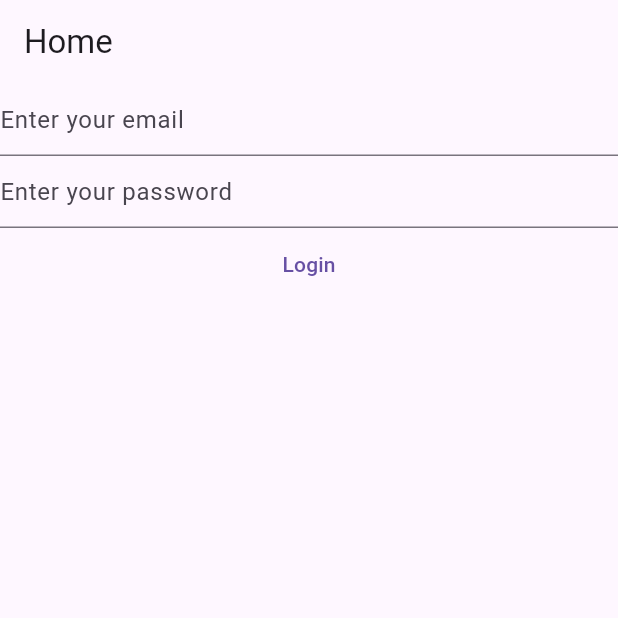
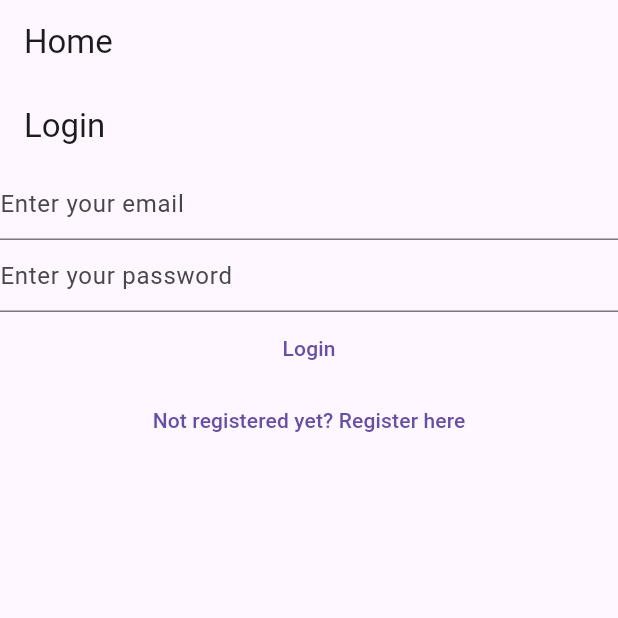
Before and after one commit to arya-vats/flutterIntro-myapp, a Flutter app: the screen it shows after launch, on a phone screen of 412 x 824 dp, the top half of it. Run offline on Flutter 3.47's test engine with Material 2 defaults, Android fonts, the phone set to English and light mode, and no system bars; our stand-ins replace firebase_auth, firebase_core; accounts and stored records are empty.

Commit message:
c2- add routes

```diff
--- a/lib/main.dart
+++ b/lib/main.dart
@@ -15,6 +15,10 @@ void main() {
       useMaterial3: true,
     ),
     home: const HomePage(),
+    routes: {
+      '/login/': (context) => const LoginView(),
+      '/register/': (context) => const RegisterView()
+    },
   ));
 }
 
--- a/lib/views/login_view.dart
+++ b/lib/views/login_view.dart
@@ -30,7 +30,9 @@ class _LoginViewState extends State<LoginView> {
 
   @override
   Widget build(BuildContext context) {
-    return Column(
+    return Scaffold(
+      appBar: AppBar(title: const Text('Login')),
+      body: Column(
         children: [
           TextField(
             controller: _email,
@@ -52,7 +54,8 @@ class _LoginViewState extends State<LoginView> {
               final password = _password.text;
               try {
                 final userCredential = await FirebaseAuth.instance
-                  .signInWithEmailAndPassword(email: email, password: password);
+                    .signInWithEmailAndPassword(
+                        email: email, password: password);
                 print(userCredential);
               } on FirebaseAuthException catch (e) {
                 //to handle specific type of exception not all, only related to firebase auth type
@@ -66,7 +69,14 @@ class _LoginViewState extends State<LoginView> {
             },
             child: const Text('Login'),
           ),
+          TextButton(
+              onPressed: () {
+                Navigator.of(context)
+                    .pushNamedAndRemoveUntil('/register/', (route) => false);
+              },
+              child: const Text('Not registered yet? Register here'))
         ],
+      ),
     );
   }
 }
--- a/lib/views/register_view.dart
+++ b/lib/views/register_view.dart
@@ -32,7 +32,11 @@ class _RegisterViewState extends State<RegisterView> {
 
   @override
   Widget build(BuildContext context) {
-    return Column(
+    return Scaffold(
+      appBar: AppBar(
+        title: const Text('Register View'),
+      ),
+      body: Column(
         children: [
           TextField(
             controller: _email,
@@ -69,7 +73,14 @@ class _RegisterViewState extends State<RegisterView> {
             },
             child: const Text('Register'),
           ),
+          TextButton(
+              onPressed: () {
+                Navigator.of(context)
+                    .pushNamedAndRemoveUntil('/login/', (route) => false);
+              },
+              child: const Text('Already have an account? Login Instead'))
         ],
+      ),
     );
   }
 }
```
Lines whose indentation alone changed are shown as unchanged.
